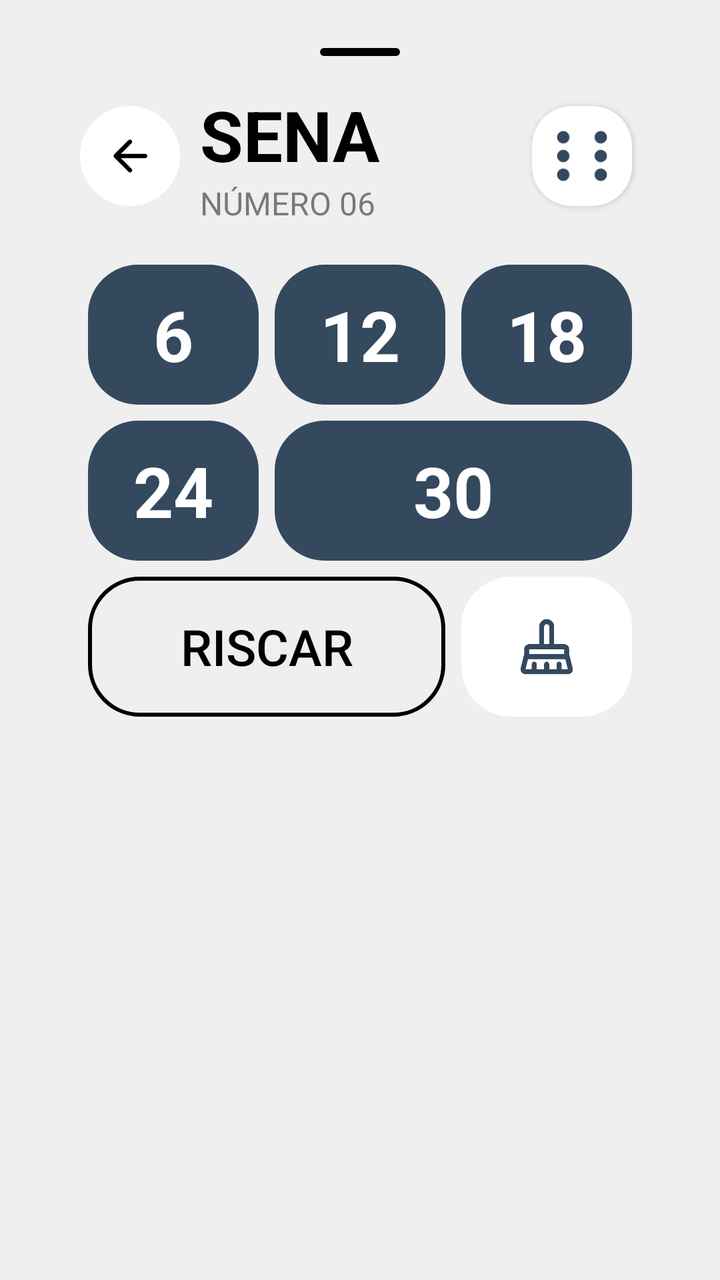
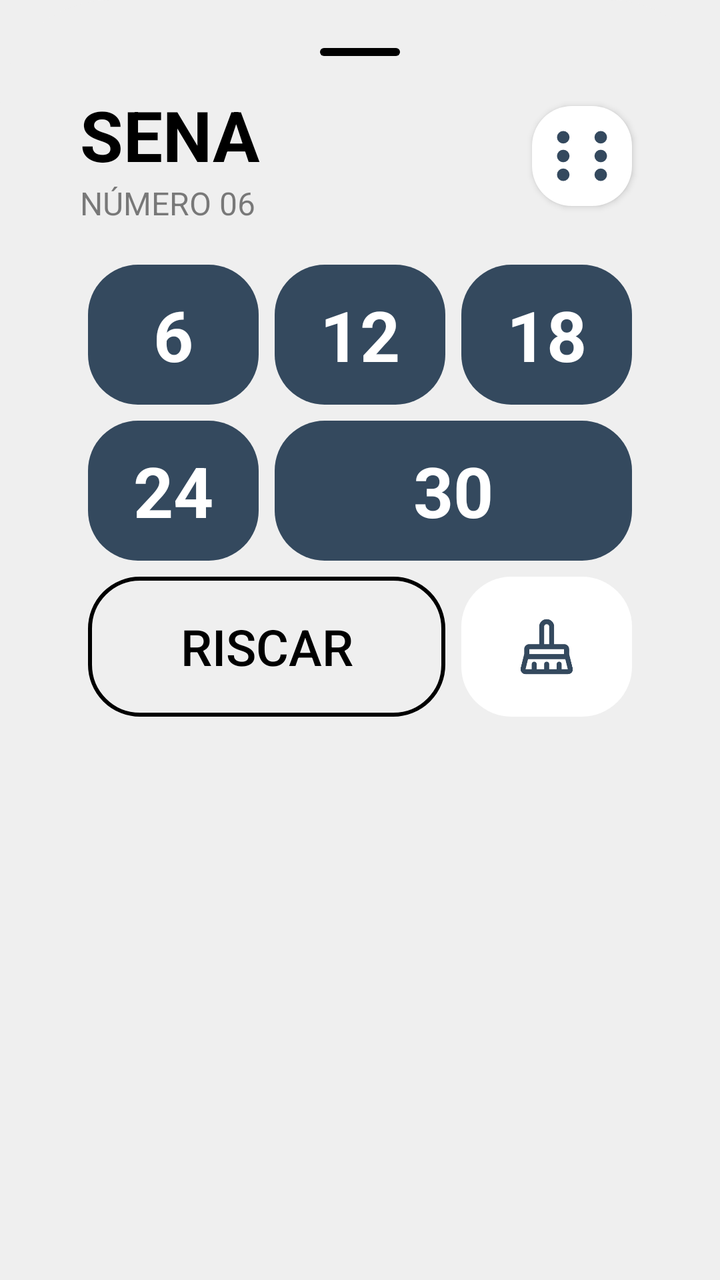

Two renders of the same Android screen: before a commit and after it. Below are the layout's source before the change and the commit's diff.
<!-- AndroidManifest.xml: application theme Base.Theme.KingOfBozo.Standard -->
<!-- res/layout/box_sena.xml -->
<?xml version="1.0" encoding="utf-8"?>
<LinearLayout xmlns:android="http://schemas.android.com/apk/res/android"
    xmlns:app="http://schemas.android.com/apk/res-auto"
    xmlns:tools="http://schemas.android.com/tools"
    android:id="@+id/numbers_points"
    android:layout_width="match_parent"
    android:layout_height="wrap_content"
    android:backgroundTint="?attr/customBackground"
    android:background="@drawable/bottom_sheet_background"
    android:orientation="vertical"
    android:padding="24dp">

    <ImageView
        android:layout_width="40dp"
        android:layout_height="4dp"
        android:layout_gravity="center_horizontal"
        android:layout_marginBottom="16dp"
        app:tint="?attr/textFillColor"
        android:src="@drawable/background_card_dark" />


    <LinearLayout
        android:id="@+id/action_bar"
        android:layout_width="match_parent"
        android:layout_height="wrap_content"
        android:paddingHorizontal="16dp"
        android:gravity="center"
        tools:ignore="MissingConstraints">

        <ImageView
            android:id="@+id/button_cancel"
            android:layout_width="50dp"
            android:layout_height="50dp"
            android:backgroundTint="?attr/cardBackgroundColor"
            android:background="@drawable/background_circle_yellow"
            android:padding="12dp"
            android:layout_marginRight="10dp"
            app:tint="?attr/textFillColor"
            android:src="@drawable/ic_arrow_back"
            tools:ignore="ContentDescription" />

        <LinearLayout
            android:layout_width="wrap_content"
            android:layout_height="wrap_content"
            android:orientation="vertical"
            android:layout_weight="1"
            app:layout_constraintStart_toEndOf="@+id/button_back">



            <TextView
                android:id="@+id/scoring_title"
                android:layout_width="wrap_content"
                android:layout_height="wrap_content"
                android:text="SENA"
                android:textColor="?attr/textFillColor"
                android:textSize="35sp"
                android:textStyle="bold" />
            <TextView
                android:layout_width="wrap_content"
                android:layout_height="wrap_content"
                android:text="NÚMERO 06"
                android:alpha="0.5"
                android:textColor="?attr/textFillColor"
                android:textSize="16sp" />

        </LinearLayout>

        <ImageView
            android:layout_height="50dp"
            android:layout_width="50dp"
            android:backgroundTint="?attr/cardBackgroundColor"
            android:background="@drawable/background_card_de_boca"
            android:src="@drawable/ic_dice_6"
            app:tint="?attr/colorPrimary"
            android:elevation="2dp"
            android:layout_margin="4dp"/>

    </LinearLayout>

    <LinearLayout
        android:layout_width="match_parent"
        android:layout_height="wrap_content"
        android:orientation="vertical"
        android:padding="16dp">

        <GridLayout
            xmlns:android="http://schemas.android.com/apk/res/android"
            xmlns:app="http://schemas.android.com/apk/res-auto"
            android:layout_width="match_parent"
            android:layout_height="wrap_content"
            android:columnCount="3"
            android:rowCount="3">

            <TextView
                android:id="@+id/valor_01"
                android:layout_height="70dp"
                android:layout_width="0dp"
                android:backgroundTint="?attr/colorPrimary"
                android:background="@drawable/background_card_black"
                android:textColor="?attr/customTextBackground"
                android:text="6"
                android:textSize="35dp"
                android:textStyle="bold"
                android:gravity="center"
                android:layout_row="0"
                android:layout_column="0"
                android:layout_columnWeight="1"
                android:layout_gravity="fill"
                android:layout_margin="4dp"/>

            <TextView
                android:id="@+id/valor_02"
                android:layout_height="70dp"
                android:layout_width="0dp"
                android:backgroundTint="?attr/colorPrimary"
                android:background="@drawable/background_card_black"
                android:textColor="?attr/customTextBackground"
                android:text="12"
                android:textSize="35dp"
                android:textStyle="bold"
                android:gravity="center"
                android:layout_row="0"
                android:layout_column="1"
                android:layout_columnWeight="1"
                android:layout_gravity="fill"
                android:layout_margin="4dp"/>

            <TextView
                android:id="@+id/valor_03"
                android:layout_height="70dp"
                android:layout_width="0dp"
                android:backgroundTint="?attr/colorPrimary"
                android:background="@drawable/background_card_black"
                android:textColor="?attr/customTextBackground"
                android:text="18"
                android:textSize="35dp"
                android:textStyle="bold"
                android:gravity="center"
                android:layout_row="0"
                android:layout_column="2"
                android:layout_columnWeight="1"
                android:layout_gravity="fill"
                android:layout_margin="4dp"/>

            <TextView
                android:id="@+id/valor_04"
                android:layout_height="70dp"
                android:layout_width="0dp"
                android:backgroundTint="?attr/colorPrimary"
                android:background="@drawable/background_card_black"
                android:textColor="?attr/customTextBackground"
                android:text="24"
                android:textSize="35dp"
                android:textStyle="bold"
                android:gravity="center"
                android:layout_row="1"
                android:layout_column="0"
                android:layout_columnWeight="1"
                android:layout_gravity="fill"
                android:layout_margin="4dp"/>

            <TextView
                android:id="@+id/valor_05"
                android:layout_height="20dp"
                android:layout_width="0dp"
                android:backgroundTint="?attr/colorPrimary"
                android:background="@drawable/background_card_black"
                android:textColor="?attr/customTextBackground"
                android:text="30"
                android:textSize="35dp"
                android:textStyle="bold"
                android:gravity="center"
                android:layout_row="1"
                android:layout_column="1"
                android:layout_columnSpan="2"
                android:layout_columnWeight="1"
                android:layout_gravity="fill"
                android:layout_margin="4dp"/>

            <ImageView
                android:id="@+id/btn_nulo"
                android:layout_height="70dp"
                android:layout_width="0dp"
                android:backgroundTint="?attr/cardBackgroundColor"
                android:background="@drawable/background_card_black"
                android:src="@drawable/ic_clear"
                app:tint="?attr/colorPrimary"
                android:layout_row="2"
                android:layout_column="2"
                android:layout_columnWeight="1"
                android:layout_gravity="fill"
                android:padding="20dp"
                android:layout_margin="4dp"/>

            <Button
                android:id="@+id/btn_riscar"
                android:layout_height="70dp"
                android:layout_width="0dp"
                app:backgroundTint="?attr/textFillColor"
                android:background="@drawable/background_score_option_riscar"
                app:cornerRadius="20dp"
                android:text="RISCAR"
                android:textSize="25dp"
                android:textColor="?attr/textFillColor"
                app:icon="@drawable/ic_riscar"
                app:iconSize="25dp"
                app:iconTint="?attr/textFillColor"
                android:gravity="center"
                android:layout_row="2"
                android:layout_column="0"
                android:layout_columnSpan="2"
                android:layout_columnWeight="1"
                android:layout_gravity="fill"
                android:layout_margin="4dp" />


        </GridLayout>

    </LinearLayout>


</LinearLayout>
<!-- resources referenced by this layout -->
<resources>
  <!-- drawable background_card_black (drawable) -->
  <shape xmlns:android="http://schemas.android.com/apk/res/android"
      android:shape="rectangle">
      <solid android:color="@color/fundo_light" />
      <corners android:radius="25dp" />
  </shape>
  <!-- drawable background_card_dark (drawable) -->
  <shape xmlns:android="http://schemas.android.com/apk/res/android"
      android:shape="rectangle">
      <solid android:color="@color/fundo_light" />
      <corners android:radius="100dp" />
  </shape>
  <!-- drawable background_card_de_boca (drawable) -->
  <shape xmlns:android="http://schemas.android.com/apk/res/android"
      android:shape="rectangle">
      <solid android:color="@color/fundo_light" />
      <corners android:radius="20dp" />
  </shape>
  <!-- drawable background_circle_yellow (drawable) -->
  <?xml version="1.0" encoding="utf-8"?>
  <shape xmlns:android="http://schemas.android.com/apk/res/android"
      android:shape="oval">
      <solid android:color="@color/fundo_light" />
  </shape>
  <!-- drawable background_score_option_riscar (drawable) -->
  <shape xmlns:android="http://schemas.android.com/apk/res/android"
      android:shape="rectangle">
      <corners android:radius="25dp" />
      <stroke android:width="2dp" android:color="@color/fundo_light" />
      <solid android:color="@android:color/transparent" />
  </shape>
  <!-- drawable bottom_sheet_background (drawable) -->
  <?xml version="1.0" encoding="utf-8"?>
  <shape xmlns:android="http://schemas.android.com/apk/res/android"
      android:shape="rectangle">
      <solid android:color="@color/fundo_light"/>
      <corners android:topLeftRadius="55dp" android:topRightRadius="55dp"/>
  </shape>
  <!-- drawable ic_arrow_back (drawable) -->
  <vector xmlns:android="http://schemas.android.com/apk/res/android"
      android:width="24dp"
      android:height="24dp"
      android:viewportWidth="960"
      android:viewportHeight="960"
      android:tint="@color/fundo_light"
      android:autoMirrored="true">
    <path
        android:fillColor="@android:color/white"
        android:pathData="M313,520L509,716Q521,728 520.5,744Q520,760 508,772Q496,783 480,783.5Q464,784 452,772L188,508Q182,502 179.5,495Q177,488 177,480Q177,472 179.5,465Q182,458 188,452L452,188Q463,177 479.5,177Q496,177 508,188Q520,200 520,216.5Q520,233 508,245L313,440L760,440Q777,440 788.5,451.5Q800,463 800,480Q800,497 788.5,508.5Q777,520 760,520L313,520Z"/>
  </vector>
  <!-- drawable ic_riscar (drawable) -->
  <vector xmlns:android="http://schemas.android.com/apk/res/android"
      android:width="24dp"
      android:height="24dp"
      android:viewportWidth="960"
      android:viewportHeight="960"
      android:tint="?attr/colorControlNormal">
    <path
        android:fillColor="@android:color/white"
        android:pathData="M753,640L673,560L800,560L800,640L753,640ZM640,527L433,320L560,320L560,160L640,160L640,320L800,320L800,400L640,400L640,527ZM400,287L320,207L320,160L400,160L400,287ZM791,904L640,753L640,800L560,800L560,673L527,640L400,640L400,800L320,800L320,640L160,640L160,560L320,560L320,433L287,400L160,400L160,320L207,320L56,169L112,112L848,848L791,904Z"/>
  </vector>
  <color name="fundo_light">#EFEFEF</color>
  <color name="padrao">#34495e</color>
  <color name="text_dark">#000000</color>
  <color name="text_light">#FFFFFF</color>
  <color name="icon_dark">#000000</color>
  <color name="icon_light">#FFFFFF</color>
  <color name="card_light">#FFFFFF</color>
  <color name="card_dark">#313131</color>
  <!-- unchanged entries left out for length: 4 -->
</resources>

<!-- the commit's change to res/layout/box_sena.xml (unified diff, before → after) -->
@@ -27,17 +27,17 @@
         android:gravity="center"
         tools:ignore="MissingConstraints">
 
-        <ImageView
-            android:id="@+id/button_cancel"
-            android:layout_width="50dp"
-            android:layout_height="50dp"
-            android:backgroundTint="?attr/cardBackgroundColor"
-            android:background="@drawable/background_circle_yellow"
-            android:padding="12dp"
-            android:layout_marginRight="10dp"
-            app:tint="?attr/textFillColor"
-            android:src="@drawable/ic_arrow_back"
-            tools:ignore="ContentDescription" />
+
+
+
+
+
+
+
+
+
+
+
 
         <LinearLayout
             android:layout_width="wrap_content"
<!-- resource entries referenced after the edit -->
@@ -18,12 +18,6 @@
       <solid android:color="@color/fundo_light" />
       <corners android:radius="20dp" />
   </shape>
-  <!-- drawable background_circle_yellow (drawable) -->
-  <?xml version="1.0" encoding="utf-8"?>
-  <shape xmlns:android="http://schemas.android.com/apk/res/android"
-      android:shape="oval">
-      <solid android:color="@color/fundo_light" />
-  </shape>
   <!-- drawable background_score_option_riscar (drawable) -->
   <shape xmlns:android="http://schemas.android.com/apk/res/android"
       android:shape="rectangle">
@@ -38,18 +32,6 @@
       <solid android:color="@color/fundo_light"/>
       <corners android:topLeftRadius="55dp" android:topRightRadius="55dp"/>
   </shape>
-  <!-- drawable ic_arrow_back (drawable) -->
-  <vector xmlns:android="http://schemas.android.com/apk/res/android"
-      android:width="24dp"
-      android:height="24dp"
-      android:viewportWidth="960"
-      android:viewportHeight="960"
-      android:tint="@color/fundo_light"
-      android:autoMirrored="true">
-    <path
-        android:fillColor="@android:color/white"
-        android:pathData="M313,520L509,716Q521,728 520.5,744Q520,760 508,772Q496,783 480,783.5Q464,784 452,772L188,508Q182,502 179.5,495Q177,488 177,480Q177,472 179.5,465Q182,458 188,452L452,188Q463,177 479.5,177Q496,177 508,188Q520,200 520,216.5Q520,233 508,245L313,440L760,440Q777,440 788.5,451.5Q800,463 800,480Q800,497 788.5,508.5Q777,520 760,520L313,520Z"/>
-  </vector>
   <!-- drawable ic_riscar (drawable) -->
   <vector xmlns:android="http://schemas.android.com/apk/res/android"
       android:width="24dp"
